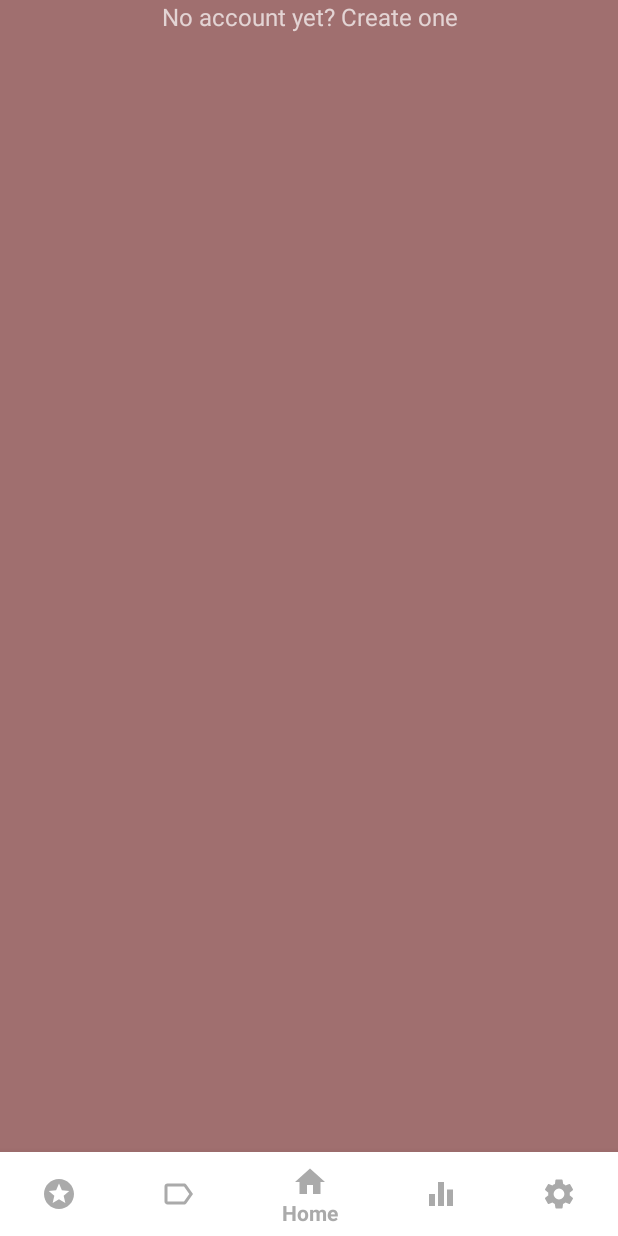
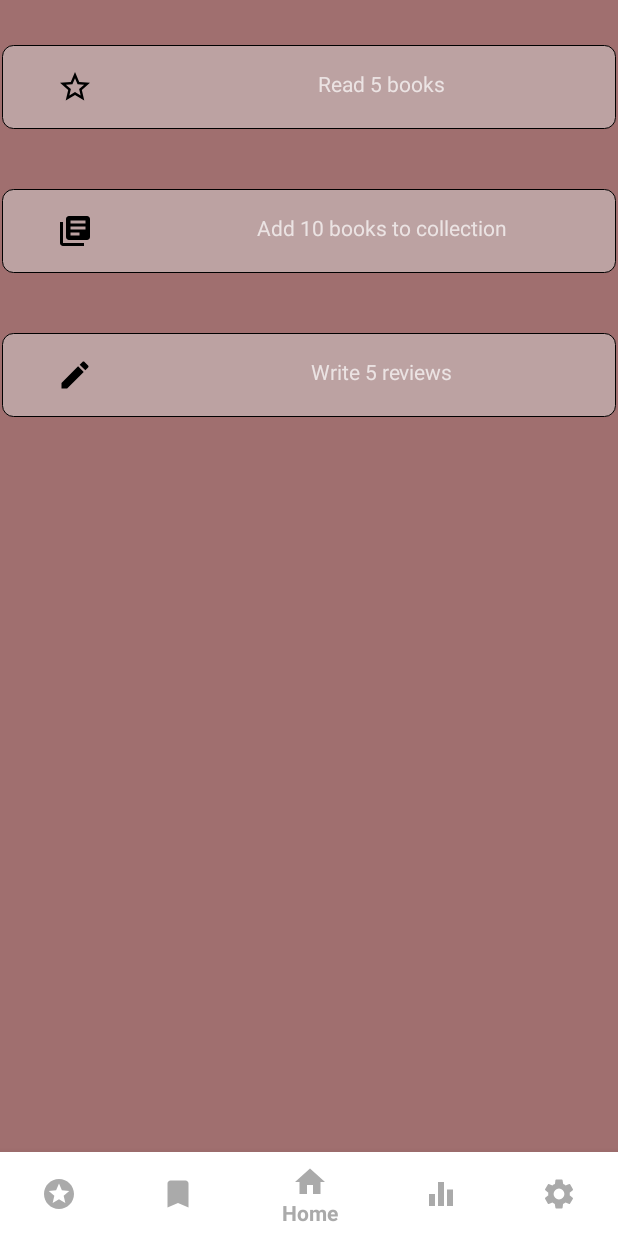
Before and after one commit to SebastianSuchowiak/BookOrganizer, an Android app: the fragment AchievementFragment placed in its activity, on a phone screen of 412 x 824 dp. Run offline under Robolectric (Android 15) with nearby library versions, the phone set to English and light mode, and no system bars; our stand-ins replace ButterKnife, navigation-ui; libraries missing offline, so code that uses them is left out: lombok.val; 4 statements that could not run were skipped.

Commit message:
achievements

```diff
--- a/app/src/main/java/agh/wta/suchowiak/bookorganizer/AchievementFragment.java
+++ b/app/src/main/java/agh/wta/suchowiak/bookorganizer/AchievementFragment.java
@@ -4,14 +4,59 @@ import android.os.Bundle;
 import android.view.LayoutInflater;
 import android.view.View;
 import android.view.ViewGroup;
+import android.widget.ImageView;
+import android.widget.LinearLayout;
+import android.widget.TextView;
 
 import androidx.fragment.app.Fragment;
 
+import java.util.ArrayList;
+
+import books.model.Book;
+import books.model.Status;
+import books.repository.BookRepository;
+import butterknife.BindView;
+import butterknife.ButterKnife;
+
 public class AchievementFragment extends Fragment {
+
+    @BindView(R.id.achievement_1) LinearLayout achievement_1;
+    @BindView(R.id.achievement_2) LinearLayout achievement_2;
+    @BindView(R.id.achievement_3) LinearLayout achievement_3;
+
+    ArrayList<Book> books;
+
     @Override
     public View onCreateView(LayoutInflater inflater, ViewGroup container,
                              Bundle savedInstanceState) {
-        // Inflate the layout for this fragment
-        return inflater.inflate(R.layout.achievement_fragment, container, false);
+        View rootView = inflater.inflate(R.layout.achievement_fragment, container, false);
+        ButterKnife.bind(this, rootView);
+
+        books = BookRepository.getUserBooks();
+        setAchievements();
+
+        return rootView;
+    }
+
+    void setAchievements(){
+
+        Long booksRead = books.stream().filter(b -> b.getStatus().equals(Status.HAVE_READ)).count();
+        if(booksRead > 4){
+            completeAchievement(achievement_1);
+        }
+
+        int booksAdded = books.size();
+        if(booksAdded > 9){
+            completeAchievement(achievement_2);
+        }
+
+        Long reviewsWritten = books.stream().filter(b -> !b.getReview().trim().isEmpty()).count();
+        if(reviewsWritten > 4){
+            completeAchievement(achievement_3);
+        }
+    }
+
+    void completeAchievement(LinearLayout achievement){
+        achievement.setBackgroundResource(R.drawable.achieved_shape);
     }
 }
--- a/app/src/main/java/agh/wta/suchowiak/bookorganizer/BookViewAdapter.java
+++ b/app/src/main/java/agh/wta/suchowiak/bookorganizer/BookViewAdapter.java
@@ -59,7 +59,6 @@ public class BookViewAdapter extends RecyclerView.Adapter<BookViewAdapter.BookVi
 
     @Override
     public void onBindViewHolder(@NonNull final BookViewHolder holder, int position) {
-        Log.d("ONBINDVIEw",":)");
         Book book = books.get(position);
 
         holder.title.setOnClickListener(new View.OnClickListener()  {
@@ -82,7 +81,6 @@ public class BookViewAdapter extends RecyclerView.Adapter<BookViewAdapter.BookVi
 
     public void setOnClick(OnItemClicked onClick)
     {
-        Log.d("aaa","LISTERNME");
         this.onClick=onClick;
     }
 }
--- a/app/src/main/java/agh/wta/suchowiak/bookorganizer/MainActivity.java
+++ b/app/src/main/java/agh/wta/suchowiak/bookorganizer/MainActivity.java
@@ -51,6 +51,7 @@ public class MainActivity extends AppCompatActivity {
                     case R.id.achievement:
                         Toast.makeText(MainActivity.this, "Achievements", Toast.LENGTH_SHORT).show();
                         openFragment(new AchievementFragment());
+                        break;
                     case R.id.tag:
                         Toast.makeText(MainActivity.this, "Tags", Toast.LENGTH_SHORT).show();
                         openFragment(new TagsFragment());
--- /dev/null
+++ b/app/src/main/res/drawable/achieved_shape.xml
@@ -0,0 +1,17 @@
+<?xml version="1.0" encoding="UTF-8"?>
+<shape xmlns:android="http://schemas.android.com/apk/res/android">
+    <solid android:color="#FFC107"/>
+
+    <stroke android:width="0.7dp"
+        android:color="#ff000000"
+        />
+
+    <padding android:left="1dp"
+        android:top="1dp"
+        android:right="1dp"
+        android:bottom="1dp"
+        />
+
+    <corners android:bottomRightRadius="7dp" android:bottomLeftRadius="7dp"
+        android:topLeftRadius="7dp" android:topRightRadius="7dp"/>
+</shape>
--- /dev/null
+++ b/app/src/main/res/drawable/ic_bookmark_black_24dp.xml
@@ -0,0 +1,9 @@
+<vector xmlns:android="http://schemas.android.com/apk/res/android"
+        android:width="24dp"
+        android:height="24dp"
+        android:viewportWidth="24.0"
+        android:viewportHeight="24.0">
+    <path
+        android:fillColor="#FF000000"
+        android:pathData="M17,3H7c-1.1,0 -1.99,0.9 -1.99,2L5,21l7,-3 7,3V5c0,-1.1 -0.9,-2 -2,-2z"/>
+</vector>
--- /dev/null
+++ b/app/src/main/res/drawable/ic_edit_black_24dp.xml
@@ -0,0 +1,9 @@
+<vector xmlns:android="http://schemas.android.com/apk/res/android"
+        android:width="24dp"
+        android:height="24dp"
+        android:viewportWidth="24.0"
+        android:viewportHeight="24.0">
+    <path
+        android:fillColor="#FF000000"
+        android:pathData="M3,17.25V21h3.75L17.81,9.94l-3.75,-3.75L3,17.25zM20.71,7.04c0.39,-0.39 0.39,-1.02 0,-1.41l-2.34,-2.34c-0.39,-0.39 -1.02,-0.39 -1.41,0l-1.83,1.83 3.75,3.75 1.83,-1.83z"/>
+</vector>
--- /dev/null
+++ b/app/src/main/res/drawable/ic_library_books_black_24dp.xml
@@ -0,0 +1,9 @@
+<vector xmlns:android="http://schemas.android.com/apk/res/android"
+        android:width="24dp"
+        android:height="24dp"
+        android:viewportWidth="24.0"
+        android:viewportHeight="24.0">
+    <path
+        android:fillColor="#FF000000"
+        android:pathData="M4,6L2,6v14c0,1.1 0.9,2 2,2h14v-2L4,20L4,6zM20,2L8,2c-1.1,0 -2,0.9 -2,2v12c0,1.1 0.9,2 2,2h12c1.1,0 2,-0.9 2,-2L22,4c0,-1.1 -0.9,-2 -2,-2zM19,11L9,11L9,9h10v2zM15,15L9,15v-2h6v2zM19,7L9,7L9,5h10v2z"/>
+</vector>
--- /dev/null
+++ b/app/src/main/res/drawable/ic_star_border_black_24dp.xml
@@ -0,0 +1,9 @@
+<vector xmlns:android="http://schemas.android.com/apk/res/android"
+        android:width="24dp"
+        android:height="24dp"
+        android:viewportWidth="24.0"
+        android:viewportHeight="24.0">
+    <path
+        android:fillColor="#FF000000"
+        android:pathData="M22,9.24l-7.19,-0.62L12,2 9.19,8.63 2,9.24l5.46,4.73L5.82,21 12,17.27 18.18,21l-1.63,-7.03L22,9.24zM12,15.4l-3.76,2.27 1,-4.28 -3.32,-2.88 4.38,-0.38L12,6.1l1.71,4.04 4.38,0.38 -3.32,2.88 1,4.28L12,15.4z"/>
+</vector>
--- /dev/null
+++ b/app/src/main/res/drawable/unachieved_shape.xml
@@ -0,0 +1,17 @@
+<?xml version="1.0" encoding="UTF-8"?>
+<shape xmlns:android="http://schemas.android.com/apk/res/android">
+    <solid android:color="#7CD8D8D8"/>
+
+    <stroke android:width="0.7dp"
+        android:color="#ff000000"
+        />
+
+    <padding android:left="1dp"
+        android:top="1dp"
+        android:right="1dp"
+        android:bottom="1dp"
+        />
+
+    <corners android:bottomRightRadius="7dp" android:bottomLeftRadius="7dp"
+        android:topLeftRadius="7dp" android:topRightRadius="7dp"/>
+</shape>
--- a/app/src/main/res/layout/achievement_fragment.xml
+++ b/app/src/main/res/layout/achievement_fragment.xml
@@ -1,14 +1,106 @@
 <?xml version="1.0" encoding="utf-8"?>
 <androidx.constraintlayout.widget.ConstraintLayout
-    xmlns:android="http://schemas.android.com/apk/res/android" android:layout_width="match_parent"
+    xmlns:android="http://schemas.android.com/apk/res/android"
+    xmlns:app="http://schemas.android.com/apk/res-auto"
+    xmlns:tools="http://schemas.android.com/tools"
+    android:layout_width="match_parent"
     android:layout_height="match_parent">
 
-    <TextView android:id="@+id/link_signup"
-        android:layout_width="fill_parent"
-        android:layout_height="wrap_content"
-        android:layout_marginBottom="24dp"
-        android:text="No account yet? Create one"
-        android:gravity="center"
-        android:textSize="16dip"/>
 
+    <LinearLayout
+        android:layout_width="409dp"
+        android:layout_height="729dp"
+        android:layout_marginStart="20dp"
+        android:layout_marginTop="30dp"
+        android:layout_marginEnd="20dp"
+        android:orientation="vertical"
+        app:layout_constraintEnd_toEndOf="parent"
+        app:layout_constraintStart_toStartOf="parent"
+        app:layout_constraintTop_toTopOf="parent">
+
+        <LinearLayout
+            android:id="@+id/achievement_1"
+            android:layout_width="match_parent"
+            android:layout_height="wrap_content"
+            android:background="@drawable/unachieved_shape"
+            android:orientation="horizontal">
+
+            <ImageView
+                android:id="@+id/imageView"
+                android:layout_width="wrap_content"
+                android:layout_height="wrap_content"
+                android:layout_marginTop="15dp"
+                android:layout_marginBottom="15dp"
+                android:layout_weight="1"
+                app:srcCompat="@drawable/ic_star_border_black_24dp" />
+
+            <TextView
+                android:id="@+id/textView"
+                android:layout_width="200dp"
+                android:layout_height="wrap_content"
+                android:layout_marginLeft="20dp"
+                android:layout_marginTop="15dp"
+                android:layout_marginBottom="15dp"
+                android:layout_marginRight="20dp"
+                android:layout_weight="1"
+                android:gravity="center"
+                android:text="Read 5 books" />
+        </LinearLayout>
+
+        <LinearLayout
+            android:id="@+id/achievement_2"
+            android:layout_width="match_parent"
+            android:layout_height="wrap_content"
+            android:layout_marginTop="40dp"
+            android:background="@drawable/unachieved_shape"
+            android:orientation="horizontal">
+
+            <ImageView
+                android:layout_width="wrap_content"
+                android:layout_height="wrap_content"
+                android:layout_marginTop="15dp"
+                android:layout_marginBottom="15dp"
+                android:layout_weight="1"
+                app:srcCompat="@drawable/ic_library_books_black_24dp" />
+
+            <TextView
+                android:layout_width="200dp"
+                android:layout_height="wrap_content"
+                android:layout_marginLeft="20dp"
+                android:layout_marginTop="15dp"
+                android:layout_marginBottom="15dp"
+                android:layout_marginRight="20dp"
+                android:layout_weight="1"
+                android:gravity="center"
+                android:text="Add 10 books to collection" />
+        </LinearLayout>
+
+        <LinearLayout
+            android:id="@+id/achievement_3"
+            android:layout_width="match_parent"
+            android:layout_height="wrap_content"
+            android:layout_marginTop="40dp"
+            android:background="@drawable/unachieved_shape"
+            android:orientation="horizontal">
+
+            <ImageView
+                android:layout_width="wrap_content"
+                android:layout_height="wrap_content"
+                android:layout_marginTop="15dp"
+                android:layout_marginBottom="15dp"
+                android:layout_weight="1"
+                app:srcCompat="@drawable/ic_edit_black_24dp" />
+
+            <TextView
+                android:layout_width="200dp"
+                android:layout_height="wrap_content"
+                android:layout_marginLeft="20dp"
+                android:layout_marginTop="15dp"
+                android:layout_marginBottom="15dp"
+                android:layout_marginRight="20dp"
+                android:layout_weight="1"
+                android:gravity="center"
+                android:text="Write 5 reviews" />
+        </LinearLayout>
+    </LinearLayout>
 </androidx.constraintlayout.widget.ConstraintLayout>
--- a/app/src/main/res/menu/bottom_nav.xml
+++ b/app/src/main/res/menu/bottom_nav.xml
@@ -23,7 +23,7 @@
         />
     <item
         android:id="@+id/tag"
-        android:icon="@drawable/ic_label_outline_black_24dp"
+        android:icon="@drawable/ic_bookmark_black_24dp"
         android:title="Tags"
         />
     <item
```
